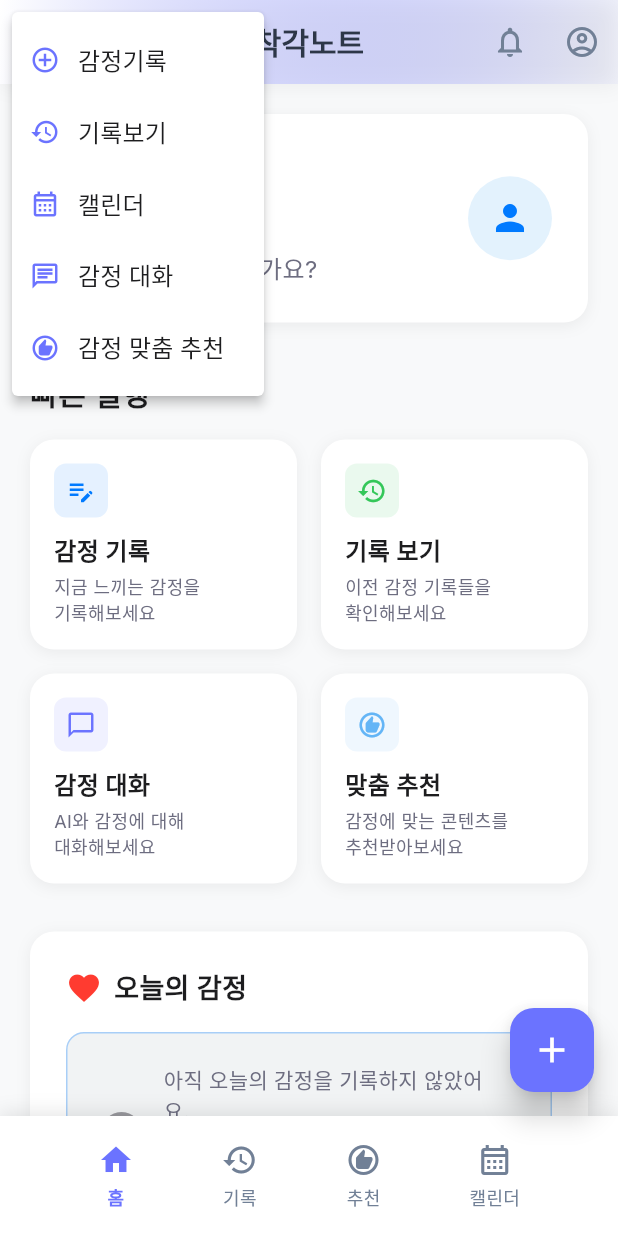
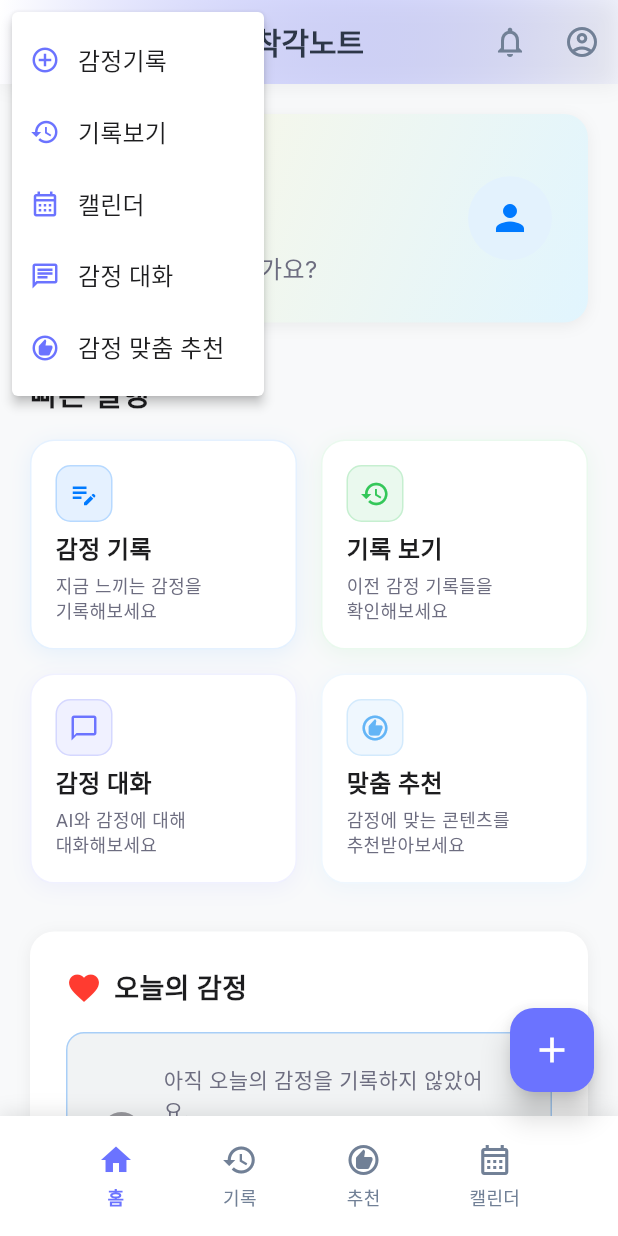
Before and after one commit to madorik/illusion-note-app, a Flutter app: the HomeScreen screen opened by its route, after a tap on "감정 기록", after a tap on the "menu" icon, on a phone screen of 412 x 824 dp. Run offline on Flutter 3.47's test engine with Material 3 defaults, Android fonts, the phone set to English and light mode, and no system bars; our stand-ins replace dio, firebase_auth, firebase_core, go_router, google_fonts, google_sign_in and 2 more; accounts and stored records are empty; network calls fail.

Commit message:
메인 프로필 영역 UI 개선

```diff
--- a/lib/core/theme/app_theme.dart
+++ b/lib/core/theme/app_theme.dart
@@ -29,6 +29,43 @@ class AppColors {
   static const Color neutralGray = Color(0xFF90A4AE);
   static const Color sadPurple = Color(0xFF9575CD);
   static const Color angryRed = Color(0xFFE57373);
+
+  // 시간대별 배경 그라데이션 색상
+  // 아침 (6-11시): 밝은 노란색, 하늘색 계열
+  static const Color morningStart = Color(0xFFFFF8E1);
+  static const Color morningEnd = Color(0xFFE1F5FE);
+
+  // 오후 (12-17시): 따뜻한 주황, 노란색 계열
+  static const Color afternoonStart = Color(0xFFFFF3E0);
+  static const Color afternoonEnd = Color(0xFFFFECB3);
+
+  // 저녁 (18-21시): 분홍, 보라 계열
+  static const Color eveningStart = Color(0xFFF3E5F5);
+  static const Color eveningEnd = Color(0xFFE1BEE7);
+
+  // 밤 (22-5시): 어두운 남색, 보라 계열
+  static const Color nightStart = Color(0xFFE8EAF6);
+  static const Color nightEnd = Color(0xFFD1C4E9);
+
+  // 현재 시간에 따른 배경 그라데이션 색상 반환
+  static List<Color> getBackgroundColorsForCurrentTime() {
+    final now = DateTime.now();
+    final hour = now.hour;
+
+    if (hour >= 6 && hour < 12) {
+      // 아침
+      return [morningStart, morningEnd];
+    } else if (hour >= 12 && hour < 18) {
+      // 오후
+      return [afternoonStart, afternoonEnd];
+    } else if (hour >= 18 && hour < 22) {
+      // 저녁
+      return [eveningStart, eveningEnd];
+    } else {
+      // 밤
+      return [nightStart, nightEnd];
+    }
+  }
 }
 
 class AppTheme {
--- a/lib/features/home/screens/home_screen.dart
+++ b/lib/features/home/screens/home_screen.dart
@@ -124,10 +124,17 @@ class _HomeScreenState extends State<HomeScreen> {
           greeting = '좋은 저녁이에요';
         }
 
+        // 시간대별 배경색 가져오기
+        final backgroundColors = AppColors.getBackgroundColorsForCurrentTime();
+
         return Container(
           padding: const EdgeInsets.all(24),
           decoration: BoxDecoration(
-            color: AppColors.cardWhite,
+            gradient: LinearGradient(
+              begin: Alignment.topLeft,
+              end: Alignment.bottomRight,
+              colors: backgroundColors,
+            ),
             borderRadius: BorderRadius.circular(16),
             boxShadow: AppTheme.cardShadow,
           ),
@@ -268,30 +275,39 @@ class _HomeScreenState extends State<HomeScreen> {
         height: 140,
         padding: const EdgeInsets.all(16),
         decoration: BoxDecoration(
-          color: AppColors.cardWhite,
+          color: Colors.white,
           borderRadius: BorderRadius.circular(16),
-          boxShadow: AppTheme.cardShadow,
+          boxShadow: [
+            BoxShadow(
+              color: color.withOpacity(0.08),
+              blurRadius: 12,
+              offset: const Offset(0, 3),
+            ),
+          ],
+          border: Border.all(
+            color: color.withOpacity(0.1),
+            width: 1,
+          ),
         ),
         child: Column(
           crossAxisAlignment: CrossAxisAlignment.start,
-          mainAxisAlignment: MainAxisAlignment.spaceBetween,
-          children: [
-            Row(
           mainAxisAlignment: MainAxisAlignment.spaceBetween,
           children: [
             Container(
               padding: const EdgeInsets.all(8),
               decoration: BoxDecoration(
                 color: color.withOpacity(0.1),
-                    borderRadius: BorderRadius.circular(8),
+                borderRadius: BorderRadius.circular(10),
+                border: Border.all(
+                  color: color.withOpacity(0.2),
+                  width: 1,
+                ),
               ),
               child: Icon(
                 icon,
                 color: color,
                 size: 20,
               ),
-                ),
-              ],
             ),
             Column(
               crossAxisAlignment: CrossAxisAlignment.start,
```
Lines whose indentation alone changed are shown as unchanged.
